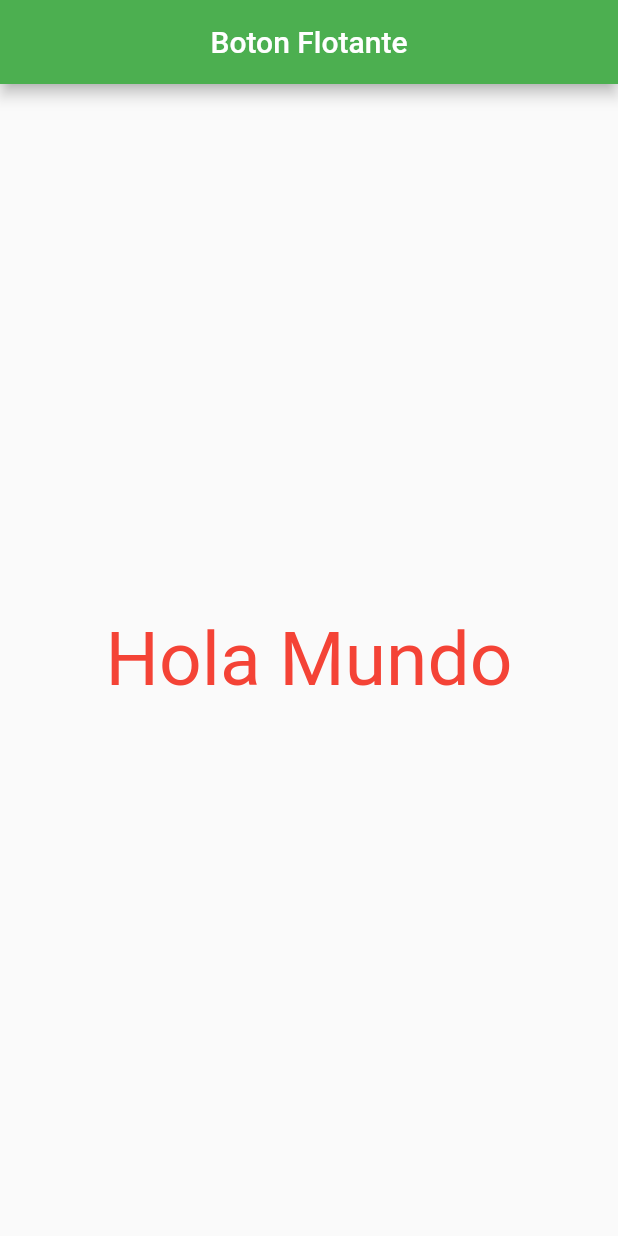
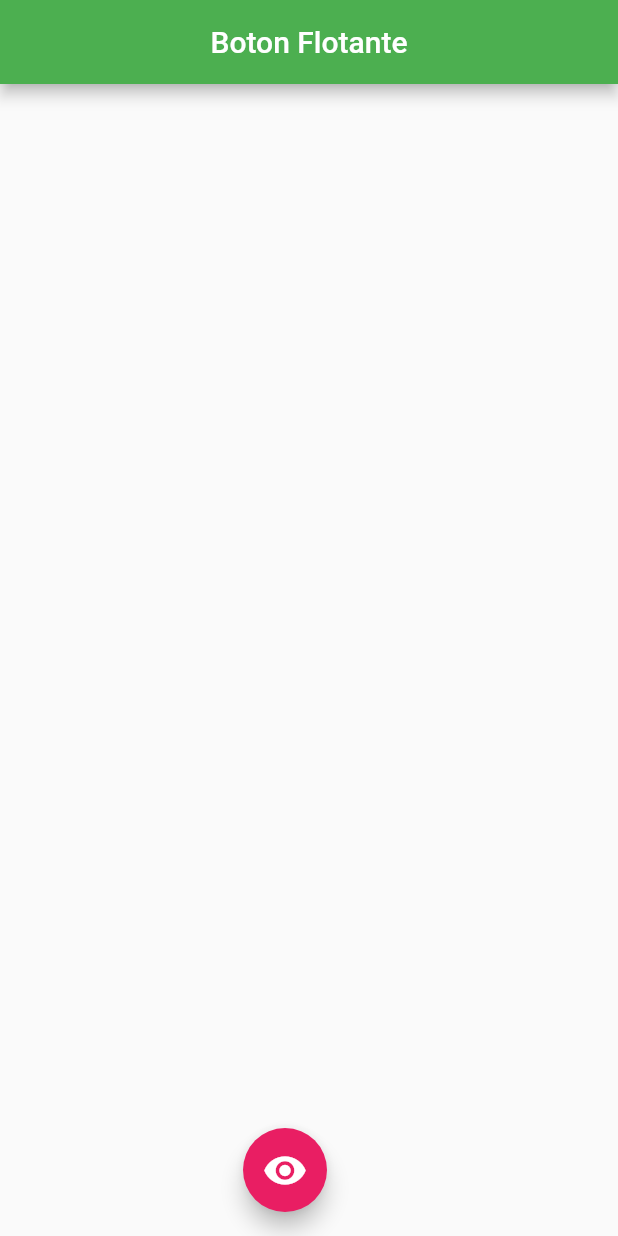
Before and after one commit to AlanCarlos714/flutlab_prueba, a Flutter app: the screen it shows after launch, on a phone screen of 412 x 824 dp. Run offline on Flutter 3.47's test engine with Material 2 defaults, Android fonts, the phone set to English and light mode, and no system bars.

```diff
--- a/lib/screens/boton_flotante_screen.dart
+++ b/lib/screens/boton_flotante_screen.dart
@@ -14,8 +14,18 @@ class _BotonFlotante extends State<BotonFlotante> {
           child: Column(
         mainAxisAlignment: MainAxisAlignment.center,
         children: [
-            Text("Hola Mundo")
+          Text(txt)
         ],
-        )));
+      )),
+      floatingActionButton: Row(
+        mainAxisAlignment: MainAxisAlignment.spaceEvenly,
+        children: [
+          FloatingActionButton(
+            onPressed: () => setState(() => txt = "Hola mundo"),
+            child: Icon(Icons.visibility, size: 30),
+          )
+        ],
+      ),
+    );
   }
 }
```
Also changed, not shown: 1 other file. Lines whose indentation alone changed are shown as unchanged.
